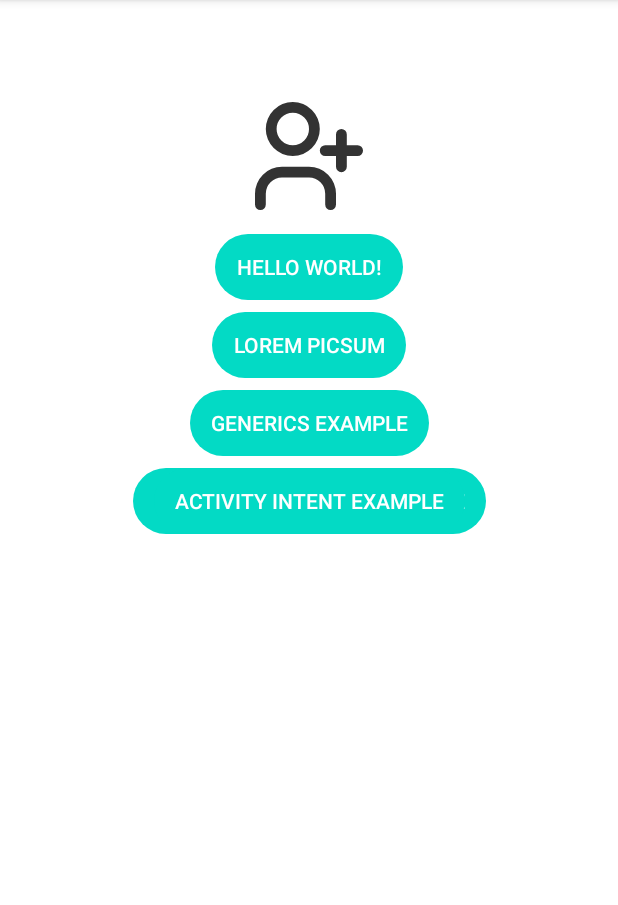
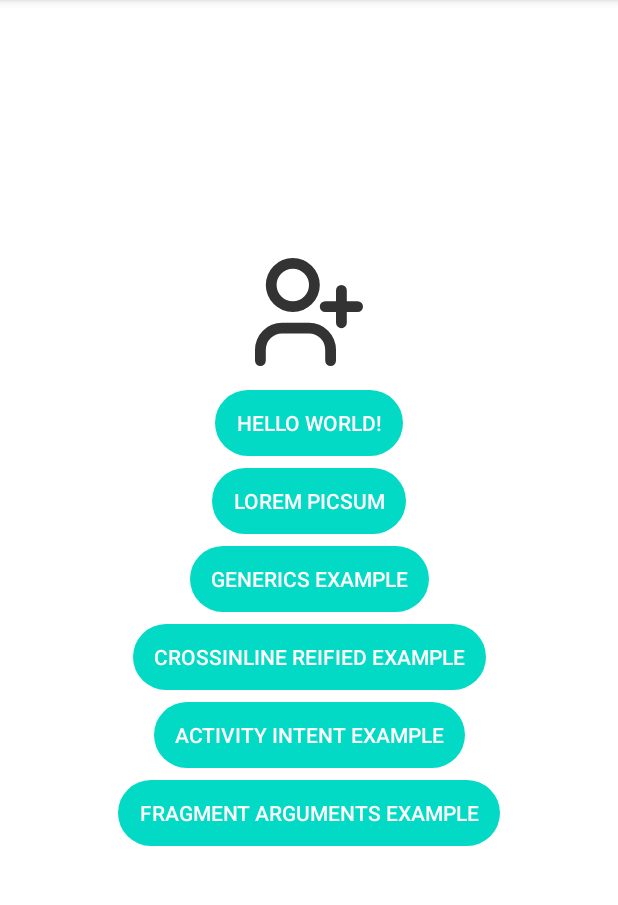
Before and after one commit to rcbuilders/RemindSampleApp, an Android app: the screen it shows after launch (MainActivity), on a phone screen of 412 x 824 dp, the part 84-989 px from its top. Run offline under Robolectric (Android 15) with nearby library versions, the phone set to English and light mode, and no system bars; our stand-ins replace data binding; libraries missing offline, so code that uses them is left out: com.facebook.stetho; 1 statement that could not run was skipped.

Commit message:
Fragment arguments 를 쾌적하게 해보자.

```diff
--- a/app/src/main/AndroidManifest.xml
+++ b/app/src/main/AndroidManifest.xml
@@ -28,6 +28,7 @@
         <activity android:name=".inline_func.InlineFuncExampleActivity"/>
         <activity android:name=".crossinline_reified.CrossinlineReifiedExampleActivity"/>
         <activity android:name=".activity_intent.IntentExampleActivity"/>
+        <activity android:name=".fragment_arguments.ArgumentsExampleActivity"/>
     </application>
 
 </manifest>
--- a/app/src/main/java/com/remind/sampleapp/MainActivity.kt
+++ b/app/src/main/java/com/remind/sampleapp/MainActivity.kt
@@ -6,6 +6,7 @@ import com.remind.sampleapp.activity_intent.IntentExampleActivity
 import com.remind.sampleapp.base_fragment.TestFragmentActivity
 import com.remind.sampleapp.crossinline_reified.CrossinlineReifiedExampleActivity
 import com.remind.sampleapp.databinding.ActivityMainBinding
+import com.remind.sampleapp.fragment_arguments.ArgumentsExampleActivity
 import com.remind.sampleapp.generics_example.GenericsExampleActivity
 import com.remind.sampleapp.inline_func.InlineFuncExampleActivity
 import com.remind.sampleapp.lorem_picsum.ui.LoremPicsumDetailActivity
@@ -52,6 +53,11 @@ class MainActivity : BaseActivity<ActivityMainBinding>(R.layout.activity_main) {
                     startActivity(it)
                 }
             }
+            btnFragmentArgumentsExample.setOnClickListener {
+                ArgumentsExampleActivity.createIntent(this@MainActivity).also {
+                    startActivity(it)
+                }
+            }
         }
     }
 
--- a/app/src/main/res/layout/activity_main.xml
+++ b/app/src/main/res/layout/activity_main.xml
@@ -96,10 +96,24 @@
                 android:id="@+id/btn_intent_example"
                 android:layout_width="wrap_content"
                 android:layout_height="44dp"
-                app:layout_constraintTop_toBottomOf="@id/btn_generics_example"
+                app:layout_constraintTop_toBottomOf="@id/btn_crossinline_reified_example"
                 app:layout_constraintLeft_toLeftOf="parent"
                 app:layout_constraintRight_toRightOf="parent"
                 android:text="Activity Intent Example"
+                android:textColor="@color/white"
+                android:layout_marginTop="8dp"
+                android:paddingHorizontal="14dp"
+                style="?android:attr/borderlessButtonStyle"
+                android:background="@drawable/round_button_background"/>
+
+            <androidx.appcompat.widget.AppCompatButton
+                android:id="@+id/btn_fragment_arguments_example"
+                android:layout_width="wrap_content"
+                android:layout_height="44dp"
+                app:layout_constraintTop_toBottomOf="@id/btn_intent_example"
+                app:layout_constraintLeft_toLeftOf="parent"
+                app:layout_constraintRight_toRightOf="parent"
+                android:text="Fragment arguments Example"
                 android:textColor="@color/white"
                 android:layout_marginTop="8dp"
                 android:paddingHorizontal="14dp"
```
Also changed, not shown: app/src/main/java/com/remind/sampleapp/activity_intent/IntentExampleActivity.kt (+10 -6 lines), app/src/main/java/com/remind/sampleapp/fragment_arguments/ArgumentsExampleActivity.kt (added, +34 -0 lines), app/src/main/java/com/remind/sampleapp/fragment_arguments/ArgumentsExampleFragment.kt (added, +103 -0 lines).
